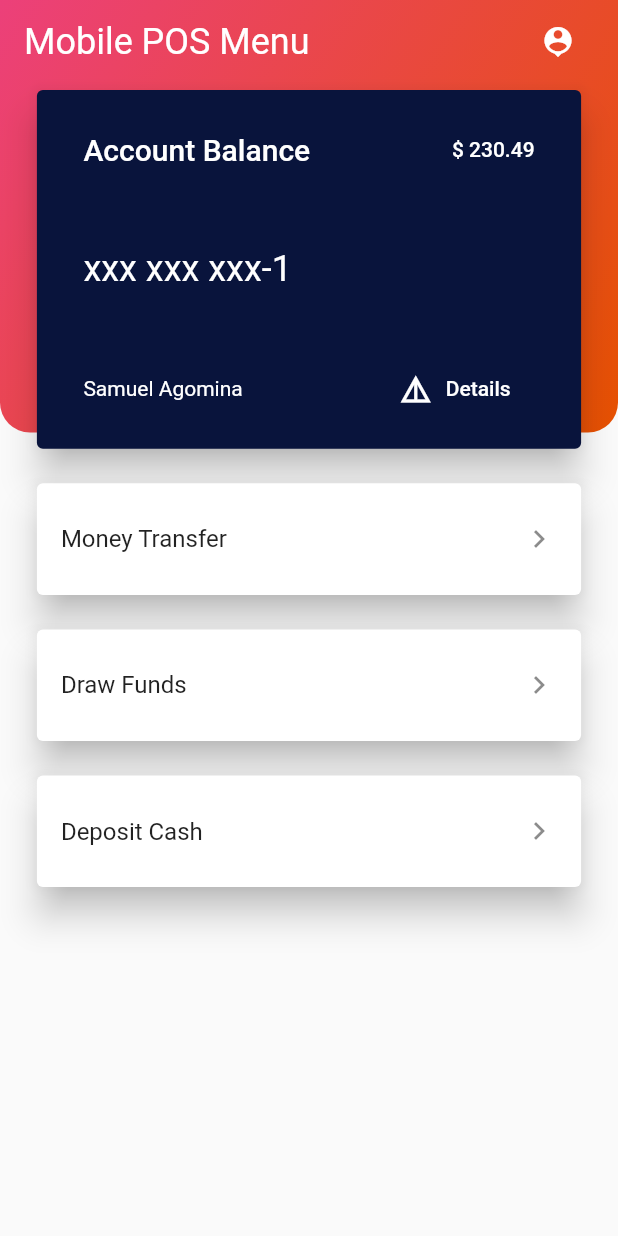
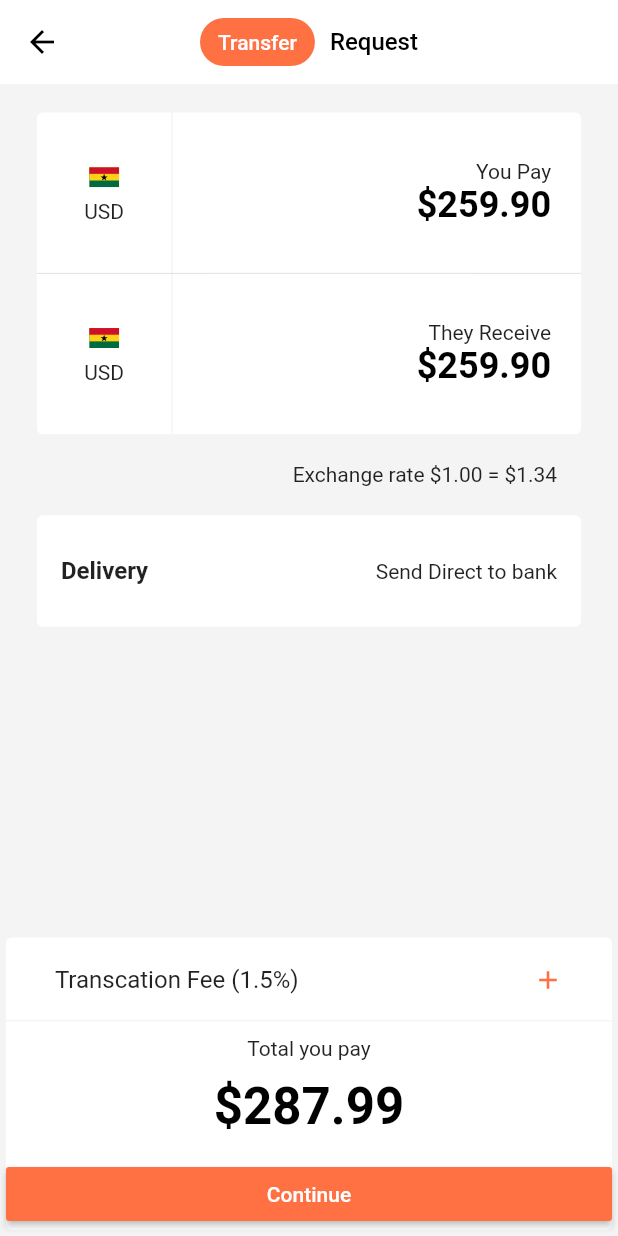
Before and after one commit to toxicOxygen/financial-app-ui, a Flutter app: the HomePage screen opened by its route, after a tap on "Money Transfer", on a phone screen of 412 x 824 dp. Run offline on Flutter 3.47's test engine with Material 2 defaults, Android fonts, the phone set to English and light mode, and no system bars; our stand-ins replace flutter_svg.

Commit message:
left with 2 subpages

```diff
--- a/lib/components/account_balance_widget.dart
+++ b/lib/components/account_balance_widget.dart
@@ -1,12 +1,16 @@
 import 'package:flutter/material.dart';
-
+import '../screens/transaction_history_screen.dart';
 
 class AccountBalanceWidget extends StatelessWidget {
+  final bool showBtn;
+
+  AccountBalanceWidget({this.showBtn = true});
 
   @override
   Widget build(BuildContext context) {
     final height = MediaQuery.of(context).size.height;
     final width = MediaQuery.of(context).size.width;
+
 
     return Container(
       height: height * 0.3,
@@ -52,12 +56,15 @@ class AccountBalanceWidget extends StatelessWidget {
                     color: Colors.white,
                   ),
                 ),
-                trailing: FlatButton.icon(
-                  onPressed: ()=>{},
+
+                trailing: showBtn ? FlatButton.icon(
+                  onPressed: ()=>{
+                    Navigator.of(context).pushNamed(TransactionHistoryPage.tag)
+                  },
                   icon: Icon(Icons.details),
                   label: Text("Details"),
                   textColor: Colors.white,
-                ),
+                ):Container(width: 0.01,height: 0.01,),
               ),
             ]
           ),
--- a/lib/components/home_bg.dart
+++ b/lib/components/home_bg.dart
@@ -1,10 +1,44 @@
 import 'package:flutter/material.dart';
 
 class HomePageBackground extends StatelessWidget {
+  final bool invert;
+  HomePageBackground({this.invert = false});
 
   @override
   Widget build(BuildContext context) {
     final height = MediaQuery.of(context).size.height;
+
+    if(invert)
+    {
+      return Column(
+        children: [
+          Flexible(
+            child: Container(),
+            flex: 35,
+          ),
+          Flexible(
+            flex: 65,
+            child: Container(
+              decoration: BoxDecoration(
+                borderRadius: BorderRadius.only(
+                  topLeft: Radius.circular(20),
+                  topRight: Radius.circular(20)
+                ),
+                gradient: LinearGradient(
+                  colors: [
+                    Colors.pink[400],
+                    Colors.orange[900],
+                  ],
+                  begin: Alignment.topLeft,
+                  end: Alignment.bottomRight
+                )
+              ),
+            )
+          )
+        ],
+      );
+    }
+
     return Column(
       children: [
         Container(
--- a/lib/components/main_menu_widget.dart
+++ b/lib/components/main_menu_widget.dart
@@ -3,8 +3,17 @@ import 'package:flutter/material.dart';
 class MainMenuWidget extends StatelessWidget {
   final String title;
   final VoidCallback onTap;
+  final double elevation;
+  final Widget trailing;
+  final bool bold;
 
-  MainMenuWidget({@required this.title,@required this.onTap});
+  MainMenuWidget({
+    @required this.title,
+    this.onTap,
+    this.elevation,
+    this.trailing,
+    this.bold = true
+  });
 
   @override
   Widget build(BuildContext context) {
@@ -18,12 +27,12 @@ class MainMenuWidget extends StatelessWidget {
         borderRadius: BorderRadius.circular(10)
       ),
       child: Card(
-        elevation: 10.0,
+        elevation: elevation??10.0,
         child: Center(
           child: ListTile(
             onTap: onTap,
-            title: Text(this.title),
-            trailing: Icon(Icons.chevron_right),
+            title: Text(this.title,style: TextStyle(fontWeight: bold?FontWeight.bold:FontWeight.normal),),
+            trailing: trailing ?? Icon(Icons.chevron_right),
           ),
         ),
       ),
--- /dev/null
+++ b/lib/components/money_transfer_button.dart
@@ -0,0 +1,58 @@
+import 'package:flutter/material.dart';
+
+class MoneyTransferButton extends StatelessWidget {
+
+  @override
+  Widget build(BuildContext context) {
+    final width = MediaQuery.of(context).size.width;
+
+    return Container(
+      width: double.infinity,
+      child: Card(
+        elevation: 0.0,
+        child: Column(
+          children: [
+            Container(
+              width: width * 0.9,
+              child: ListTile(
+                title: Text("Transcation Fee (1.5%)"),
+                trailing: Icon(
+                  Icons.add,
+                  color: Colors.deepOrange[400],
+                  size: 20,
+                ),
+              ),
+            ),
+            Divider(
+              thickness: 1,
+              color: Colors.black12.withAlpha(10),
+              height: 0,
+            ),
+            SizedBox(height: 10,),
+            Text('Total you pay'),
+            SizedBox(height: 10,),
+            Text(
+              "\$287.99",
+              style: Theme.of(context).textTheme.headline4.copyWith(
+                fontWeight: FontWeight.bold,
+                color: Colors.black
+              ),
+            ),
+            SizedBox(height: 15,),
+            RaisedButton(
+              onPressed: ()=>{},
+              child: Row(
+                mainAxisAlignment: MainAxisAlignment.center,
+                children: [
+                  Text("Continue"),
+                ],
+              ),
+              color: Colors.deepOrange[400],
+              textColor: Colors.white,
+            )
+          ],
+        ),
+      ),
+    );
+  }
+}
--- a/lib/components/my_background.dart
+++ b/lib/components/my_background.dart
@@ -1,6 +1,7 @@
 import 'package:flutter/material.dart';
 
 class MyBackground extends StatelessWidget {
+
   @override
   Widget build(BuildContext context) {
     return Container(
--- /dev/null
+++ b/lib/components/transfer_widget.dart
@@ -0,0 +1,107 @@
+import 'package:flutter/material.dart';
+import 'package:flutter_svg/flutter_svg.dart';
+
+
+class MoneyTransferWidget extends StatelessWidget {
+  @override
+  Widget build(BuildContext context) {
+    final height = MediaQuery.of(context).size.height;
+    final width = MediaQuery.of(context).size.width;
+
+    return Container(
+      height: height * 0.27,
+      width: width *0.9,
+      decoration: BoxDecoration(
+        borderRadius: BorderRadius.circular(10)
+      ),
+      child: Card(
+        color: Colors.white,
+        elevation: 0.0,
+        child: Column(
+          children: [
+            PriceTag(
+              title: "You Pay",
+            ),
+            Divider(height: 0),
+            PriceTag(
+              title: "They Receive",
+            )
+          ],
+        ),
+      ),
+    );
+  }
+}
+
+
+
+
+class PriceTag extends StatelessWidget {
+  final String title;
+
+  PriceTag({this.title});
+
+  @override
+  Widget build(BuildContext context) {
+    return Flexible(
+      flex: 1,
+      child: Row(
+        children: [
+          Flexible(
+            flex: 1,
+            child: Container(
+              decoration: BoxDecoration(
+                border: Border(
+                  right: BorderSide(color: Colors.black.withAlpha(10))
+                )
+              ),
+              child: Column(
+                mainAxisAlignment: MainAxisAlignment.center,
+                crossAxisAlignment: CrossAxisAlignment.center,
+                children: [
+                  SvgPicture.asset(
+                    "assets/images/ghanaian-flag.svg",
+                    width: 20,
+                    height: 20,
+                  ),
+                  SizedBox(height: 5,),
+                  Container(
+                    child: Text("USD",textAlign: TextAlign.center,),
+                    width: double.infinity,
+                  )
+                ],
+              ),
+            ),
+          ),
+          Flexible(
+            flex: 3,
+            child: Container(
+              child: Column(
+                crossAxisAlignment: CrossAxisAlignment.end,
+                mainAxisAlignment: MainAxisAlignment.center,
+                children: [
+                  Container(
+                    child: Text("$title",textAlign: TextAlign.end),
+                    padding: EdgeInsets.only(right:20),
+                  ),
+                  Container(
+                    padding: EdgeInsets.only(right: 20),
+                    width: double.infinity,
+                    child: Text(
+                      "\$259.90",
+                      style: Theme.of(context).textTheme.headline5.copyWith(
+                        color: Colors.black,
+                        fontWeight: FontWeight.bold
+                      ),
+                      textAlign: TextAlign.end,
+                    ),
+                  )
+                ],
+              ),
+            ),
+          )
+        ],
+      ),
+    );
+  }
+}
--- /dev/null
+++ b/lib/local_data.dart
@@ -0,0 +1,14 @@
+class Transaction {
+  final String name;
+  final double price;
+
+  Transaction({this.name,this.price});
+}
+
+
+List<Transaction> localTransactions = [
+  Transaction(name: "bought something something for Agomina",price: 23.99),
+  Transaction(name: "bought something something for Portia",price: 55.99),
+  Transaction(name: "transfered money to Agomina and Portia",price: 19.99),
+  Transaction(name: "transfered money to Portia",price: 39.99)
+];
--- a/lib/main.dart
+++ b/lib/main.dart
@@ -2,6 +2,8 @@ import 'package:flutter/material.dart';
 import './screens/auth_screen.dart';
 import 'screens/home_screen.dart';
 import './screens/welcomepage.dart';
+import './screens/money_transfer_screen.dart';
+import './screens/transaction_history_screen.dart';
 
 void main(){
   runApp(MyApp());
@@ -21,7 +23,9 @@ class MyApp extends StatelessWidget {
       routes: {
         HomePage.tag:(ctx)=>HomePage(),
         WelcomePage.tag: (ctx)=>WelcomePage(),
-        AuthScreen.tag: (ctx)=>AuthScreen()
+        AuthScreen.tag: (ctx)=>AuthScreen(),
+        MoneyTransferPage.tag : (ctx)=>MoneyTransferPage(),
+        TransactionHistoryPage.tag : (ctx)=>TransactionHistoryPage()
       },
     );
   }
--- a/lib/screens/home_screen.dart
+++ b/lib/screens/home_screen.dart
@@ -2,6 +2,7 @@ import 'package:flutter/material.dart';
 import '../components/home_bg.dart';
 import '../components/account_balance_widget.dart';
 import '../components/main_menu_widget.dart';
+import './money_transfer_screen.dart';
 
 class HomePage extends StatelessWidget {
   static const String tag = "home-page";
@@ -33,13 +34,16 @@ class HomePage extends StatelessWidget {
 
 
                   //account balance widget
-                  AccountBalanceWidget(),
+                  Hero(
+                    tag: "credit-card",
+                    child: AccountBalanceWidget()
+                  ),
 
                   //menu widgets
                   SizedBox(height: 15,),
                   MainMenuWidget(
                     title: "Money Transfer",
-                    onTap: ()=>{},
+                    onTap: ()=>Navigator.of(context).pushNamed(MoneyTransferPage.tag),
                   ),
                   SizedBox(height: 15,),
                   MainMenuWidget(
--- /dev/null
+++ b/lib/screens/money_transfer_screen.dart
@@ -0,0 +1,71 @@
+import 'package:flutter/material.dart';
+import '../components/main_menu_widget.dart';
+import '../components/transfer_widget.dart';
+import '../components/money_transfer_button.dart';
+
+
+class MoneyTransferPage extends StatelessWidget {
+  static const String tag = "money-transfer-page";
+
+  final blackTextStyle = TextStyle(
+    color: Colors.black
+  );
+
+  @override
+  Widget build(BuildContext context) {
+    return Scaffold(
+      backgroundColor: Color.fromRGBO(244, 244, 244, 1.0),
+      appBar: AppBar(
+        centerTitle: true,
+        backgroundColor: Colors.white,
+        iconTheme: IconThemeData(color: Colors.black),
+        elevation: 0.0,
+        title: Row(
+          mainAxisAlignment: MainAxisAlignment.center,
+          mainAxisSize: MainAxisSize.min,
+          children: [
+              Chip(
+                label: Text("Transfer"),
+                backgroundColor: Colors.deepOrange[400],
+                labelStyle: TextStyle(color: Colors.white),
+              ),
+              SizedBox(width: 10,),
+              Text('Request',style: blackTextStyle.copyWith(
+                fontSize: 16
+              ),)
+          ],
+        ),
+      ),
+
+      body: Container(
+        width: double.infinity,
+        child: Column(
+          crossAxisAlignment: CrossAxisAlignment.center,
+          children: [
+            SizedBox(height: 15,),
+            MoneyTransferWidget(),
+
+            SizedBox(height: 15,),
+            //delivery
+            Container(
+              padding: EdgeInsets.only(right: 20),
+              width: MediaQuery.of(context).size.width * 0.9,
+              child: Text(
+                'Exchange rate \$1.00 = \$1.34',
+                textAlign: TextAlign.end,
+              ),
+            ),
+            SizedBox(height: 15,),
+            MainMenuWidget(
+              title: "Delivery",
+              elevation: 0,
+              trailing: Text("Send Direct to bank"),
+            ),
+            Flexible(child: Container(),),
+            MoneyTransferButton()
+          ],
+        ),
+      ),
+    );
+  }
+}
--- /dev/null
+++ b/lib/screens/transaction_history_screen.dart
@@ -0,0 +1,82 @@
+import 'package:flutter/material.dart';
+import 'package:mobile_pos/components/home_bg.dart';
+import '../components/account_balance_widget.dart';
+import '../local_data.dart';
+import 'dart:io';
+
+class TransactionHistoryPage extends StatelessWidget {
+  static const String tag = "transaction-history-page";
+
+  @override
+  Widget build(BuildContext context) {
+    return Scaffold(
+      body: Stack(
+        children: [
+          HomePageBackground(invert: true,),
+          SafeArea(
+            child: TransPageWidget(),
+          ),
+        ],
+      ),
+    );
+  }
+}
+
+
+
+class TransPageWidget extends StatelessWidget {
+  TransPageWidget({
+    Key key,
+  }) : super(key: key);
+
+  final textStyle = TextStyle(
+    color: Colors.white
+  );
+
+  @override
+  Widget build(BuildContext context) {
+    return Container(
+      width: double.infinity,
+      child: Column(
+        crossAxisAlignment: CrossAxisAlignment.center,
+        children: [
+          ListTile(
+            leading: IconButton(
+              icon: Icon(Platform.isIOS?Icons.chevron_left:Icons.arrow_back),
+              color: Colors.black,
+              onPressed: ()=>Navigator.of(context).pop(),
+              iconSize: 35,
+            ),
+            title: Text(
+              "Transaction History",
+              style: Theme.of(context).textTheme.headline6.copyWith(
+                color: Colors.black
+              ),
+            ),
+          ),
+          Hero(
+            tag: "credit-card",
+            child: AccountBalanceWidget(
+              showBtn: false,
+            ),
+          ),
+          SizedBox(height: 15,),
+          Flexible(
+            child: Container(
+              child: ListView.builder(
+                itemCount: 4,
+                itemBuilder: (ctx,i){
+                  return ListTile(
+                    leading: Icon(Icons.monetization_on,color: Colors.white,),
+                    title: Text(localTransactions[i].name,style: textStyle,),
+                    trailing: Text("\$ ${localTransactions[i].price}",style: textStyle,),
+                  );
+                },
+              ),
+            ),
+          )
+        ],
+      ),
+    );
+  }
+}
```
Also changed, not shown: pubspec.yaml (+5 -3 lines), assets/images/ghanaian-flag.svg (added), pubspec.lock.
